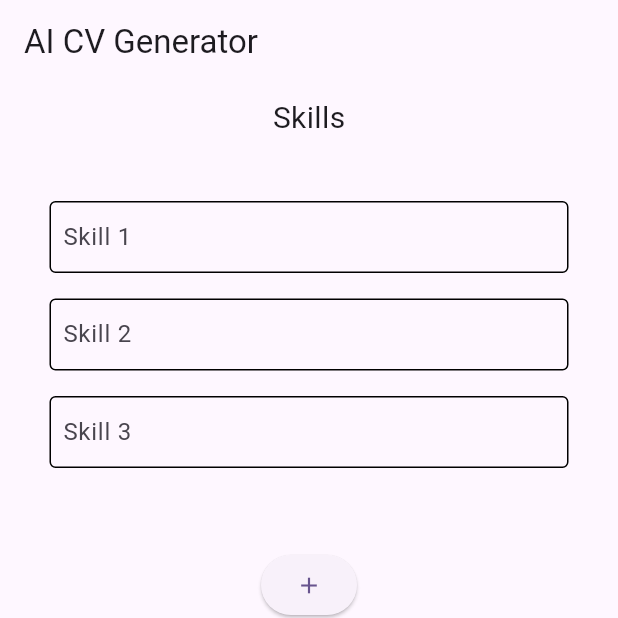
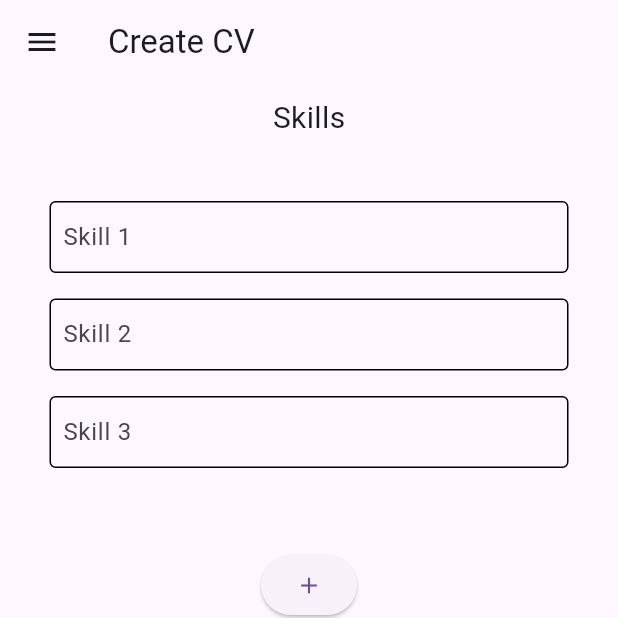
Before and after one commit to COS301-SE-2023/AI-CV-Generator, a Flutter app: the SkillsForm screen opened directly, on a phone screen of 412 x 824 dp, the top half of it. Run offline on Flutter 3.47's test engine with Material 2 defaults, Android fonts, the phone set to English and light mode, and no system bars; our stand-ins replace date_field.

Commit message:
Update skills.dart

```diff
--- a/fe/lib/pages/skills.dart
+++ b/fe/lib/pages/skills.dart
@@ -1,6 +1,7 @@
 // ignore_for_file: must_be_immutable
 
 import 'package:ai_cv_generator/pages/employment.dart';
+import 'package:ai_cv_generator/pages/navdrawer.dart';
 import 'package:ai_cv_generator/pages/references.dart';
 import 'package:ai_cv_generator/pages/strings.dart';
 import 'package:flutter/material.dart';
@@ -55,8 +56,9 @@ class _SkillsFormState extends State<SkillsForm> {
   @override
   Widget build(BuildContext context) {
     return Scaffold(
+      drawer: const NavDrawer(),
       appBar: AppBar(
-        title: const Text(StringsSkill.appBarTitle),
+        title: const Text(StringsSkill.appHeadingTitle),
       ),
       body: ListView(
         children: [
```
